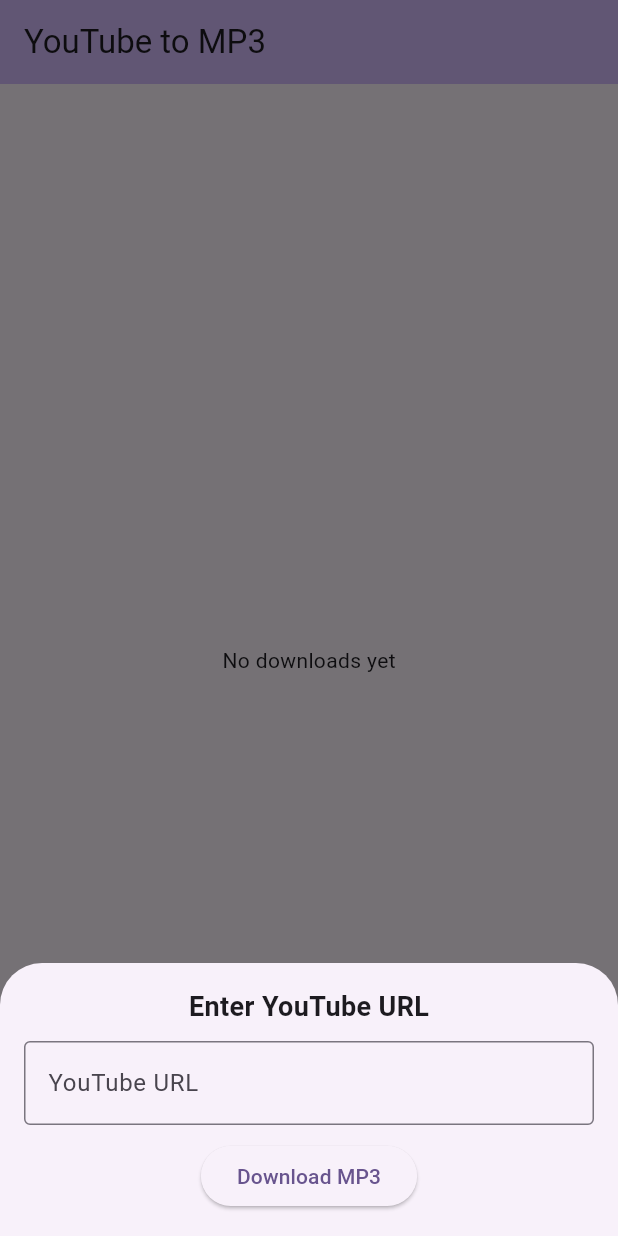
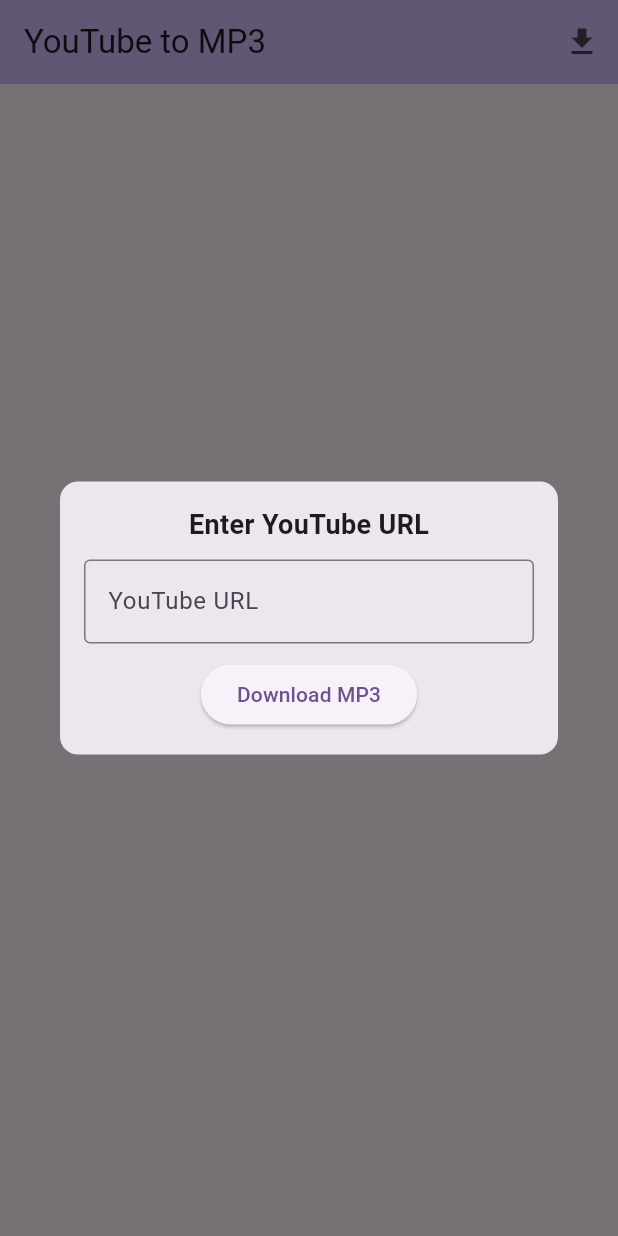
Before and after one commit to zahir248/musiclog, a Flutter app: the screen it shows after launch, after a tap on the "download" icon, on a phone screen of 412 x 824 dp. Run offline on Flutter 3.47's test engine with Material 3 defaults, Android fonts, the phone set to English and light mode, and no system bars; our stand-ins replace audioplayers, dio, permission_handler, shared_preferences.

Commit message:
add loading downloading progress and sanitize filename

```diff
--- a/lib/view/home_page.dart
+++ b/lib/view/home_page.dart
@@ -1,10 +1,10 @@
 import 'package:flutter/material.dart';
-import 'package:http/http.dart' as http;
 import 'dart:io';
 import 'package:path_provider/path_provider.dart';
 import 'package:audioplayers/audioplayers.dart';
 import 'package:permission_handler/permission_handler.dart';
 import 'package:shared_preferences/shared_preferences.dart';
+import 'package:dio/dio.dart';
 
 class HomePage extends StatefulWidget {
   const HomePage({super.key});
@@ -20,6 +20,8 @@ class _HomePageState extends State<HomePage> {
   bool _repeatMode = false; // Flag to track repeat mode
   final AudioPlayer _audioPlayer = AudioPlayer();
   List<Map<String, String>> _downloadedFiles = [];
+
+  double _downloadProgress = 0.0;
 
   // Track current playing song
   Map<String, String>? _currentSong;
@@ -150,7 +152,7 @@ class _HomePageState extends State<HomePage> {
       return;
     }
 
-    // Request permissions first (for Android)
+    // Request storage permissions for Android
     if (Platform.isAndroid) {
       var status = await Permission.storage.status;
       if (!status.isGranted) {
@@ -164,48 +166,63 @@ class _HomePageState extends State<HomePage> {
 
     setState(() {
       _isLoading = true;
+      _downloadProgress = 0.0; // Reset progress
     });
 
     try {
       var apiUrl = "http://192.168.0.4:8000/api/download-mp3";
-      var response = await http.post(
-        Uri.parse(apiUrl),
-        body: {"url": youtubeUrl},
+
+      Dio dio = Dio();
+
+      // Make request to get the file
+      var response = await dio.post(
+        apiUrl,
+        data: {"url": youtubeUrl},
+        options: Options(
+          responseType: ResponseType.stream,
+          headers: {
+            'Accept': 'application/json',
+            'Content-Type': 'application/x-www-form-urlencoded',
+          },
+        ),
+        onReceiveProgress: (received, total) {
+          if (total != -1) {
+            setState(() {
+              _downloadProgress = received / total;
+            });
+          }
+        },
       );
 
-      debugPrint("Response status: ${response.statusCode}");
-
-      if (response.statusCode == 200) {
-        String fileName = "downloaded_audio.mp3";
-        String? contentDisposition = response.headers["content-disposition"];
-        if (contentDisposition != null && contentDisposition.contains("filename=")) {
-          fileName = contentDisposition.split("filename=")[1].replaceAll("\"", "");
-        }
+      // Get and sanitize filename
+      String fileName = _extractFileName(response);
+      fileName = _sanitizeFileName(fileName); // Ensure valid filename
 
       // Create app folder in device storage
       Directory? directory;
 
       if (Platform.isAndroid) {
-          // For Android: Use the Download directory
         directory = Directory('/storage/emulated/0/Download/YTtoMP3');
-
-          // Alternative approach using getExternalStorageDirectory
-          // directory = await getExternalStorageDirectory();
-          // directory = Directory('${directory!.path}/YTtoMP3');
       } else if (Platform.isIOS) {
-          // For iOS: Use the Documents directory
         directory = await getApplicationDocumentsDirectory();
         directory = Directory('${directory.path}/YTtoMP3');
       }
 
-        // Create the directory if it doesn't exist
+      // Create directory if it doesn't exist
       if (!(await directory!.exists())) {
         await directory.create(recursive: true);
       }
 
       String filePath = "${directory.path}/$fileName";
       File file = File(filePath);
-        await file.writeAsBytes(response.bodyBytes);
+
+      // Write the file with progress tracking
+      List<int> bytes = [];
+      await for (var chunk in response.data.stream) {
+        bytes.addAll(chunk);
+      }
+
+      await file.writeAsBytes(bytes);
 
       setState(() {
         if (_audioPlayer.state != PlayerState.playing) {
@@ -213,6 +230,7 @@ class _HomePageState extends State<HomePage> {
         }
         _downloadedFiles.add({"name": fileName, "path": filePath});
         _isLoading = false;
+        _downloadProgress = 1.0; // Complete
       });
 
       // Save the updated list to preferences
@@ -221,9 +239,6 @@ class _HomePageState extends State<HomePage> {
       _urlController.clear();
 
       _showMessage("Download complete! File saved to ${directory.path}");
-      } else {
-        _showMessage("Failed to convert. Please try again.");
-      }
     } catch (e) {
       debugPrint("Error: $e");
       _showMessage("Error: $e");
@@ -232,6 +247,29 @@ class _HomePageState extends State<HomePage> {
         _isLoading = false;
       });
     }
+  }
+
+  String _extractFileName(Response response) {
+    String defaultFileName = "downloaded_audio.mp3";
+    String? contentDisposition = response.headers.value("content-disposition");
+
+    if (contentDisposition != null && contentDisposition.contains("filename=")) {
+      // Correct regex: Handles both UTF-8 and standard filenames
+      RegExp regExp = RegExp(r'filename\*?=(?:utf-8\\|")?([^";]+)');
+      Match? match = regExp.firstMatch(contentDisposition);
+
+      if (match != null && match.group(1) != null) {
+        return Uri.decodeFull(match.group(1)!.replaceAll('"', '').replaceAll("'", ""));
+      }
+    }
+    return defaultFileName;
+  }
+
+  String _sanitizeFileName(String fileName) {
+    return fileName
+        .replaceAll(RegExp(r'[<>:"/\\|?*;]'), '') // Remove invalid characters
+        .replaceAll(RegExp(r'\s+'), ' ') // Replace multiple spaces with a single space
+        .trim();
   }
 
   Future<void> _renameFile(Map<String, String> file, String newTitle) async {
@@ -630,10 +668,55 @@ class _HomePageState extends State<HomePage> {
 
   @override
   Widget build(BuildContext context) {
-    return Scaffold(
+    return Stack(
+      children: [
+        Scaffold(
           appBar: AppBar(
             backgroundColor: Theme.of(context).colorScheme.inversePrimary,
             title: const Text('YouTube to MP3'),
+            actions: [
+              IconButton(
+                icon: const Icon(Icons.download),
+                onPressed: () {
+                  showDialog(
+                    context: context,
+                    builder: (context) {
+                      return Dialog(
+                        shape: RoundedRectangleBorder(borderRadius: BorderRadius.circular(12.0)), // Optional: Rounded corners
+                        child: Padding(
+                          padding: const EdgeInsets.all(16.0),
+                          child: Column(
+                            mainAxisSize: MainAxisSize.min,
+                            children: [
+                              const Text(
+                                "Enter YouTube URL",
+                                style: TextStyle(fontSize: 18, fontWeight: FontWeight.bold),
+                              ),
+                              const SizedBox(height: 10),
+                              TextField(
+                                controller: _urlController,
+                                decoration: const InputDecoration(
+                                  labelText: "YouTube URL",
+                                  border: OutlineInputBorder(),
+                                ),
+                              ),
+                              const SizedBox(height: 10),
+                              ElevatedButton(
+                                onPressed: () {
+                                  Navigator.pop(context);
+                                  _convertToMp3();
+                                },
+                                child: const Text("Download MP3"),
+                              ),
+                            ],
+                          ),
+                        ),
+                      );
+                    },
+                  );
+                },
+              ),
+            ],
           ),
           body: Padding(
             padding: const EdgeInsets.all(16.0),
@@ -677,7 +760,8 @@ class _HomePageState extends State<HomePage> {
                                   builder: (BuildContext context) {
                                     return AlertDialog(
                                       title: const Text("Confirm Delete"),
-                                  content: Text("Are you sure you want to delete ${_downloadedFiles[index]['name']}?"),
+                                      content: Text(
+                                          "Are you sure you want to delete ${_downloadedFiles[index]['name']}?"),
                                       actions: [
                                         TextButton(
                                           onPressed: () => Navigator.of(context).pop(false),
@@ -709,50 +793,31 @@ class _HomePageState extends State<HomePage> {
               ],
             ),
           ),
-      floatingActionButton: FloatingActionButton(
-        onPressed: () {
-          showModalBottomSheet(
-            context: context,
-            isScrollControlled: true,
-            builder: (context) {
-              return Padding(
-                padding: MediaQuery.of(context).viewInsets,
-                child: SingleChildScrollView(
-                  child: Container(
-                    padding: const EdgeInsets.all(16),
+        ),
+
+        // Loading overlay with progress
+        if (_isLoading)
+          Container(
+            color: Colors.black.withOpacity(0.5),
+            child: Center(
               child: Column(
                 mainAxisSize: MainAxisSize.min,
                 children: [
-                        const Text(
-                          "Enter YouTube URL",
-                          style: TextStyle(fontSize: 18, fontWeight: FontWeight.bold),
+                  CircularProgressIndicator(
+                    value: _downloadProgress > 0 ? _downloadProgress : null,
+                    valueColor: const AlwaysStoppedAnimation<Color>(Colors.white),
+                    strokeWidth: 5,
                   ),
-                        const SizedBox(height: 10),
-                        TextField(
-                          controller: _urlController,
-                          decoration: const InputDecoration(
-                            labelText: "YouTube URL",
-                            border: OutlineInputBorder(),
-                          ),
-                        ),
-                        const SizedBox(height: 10),
-                        ElevatedButton(
-                          onPressed: () {
-                            Navigator.pop(context);
-                            _convertToMp3();
-                          },
-                          child: const Text("Download MP3"),
+                  const SizedBox(height: 20),
+                  Text(
+                    "Downloading... ${(_downloadProgress * 100).toStringAsFixed(1)}%",
+                    style: const TextStyle(color: Colors.white, fontSize: 16),
                   ),
                 ],
               ),
             ),
           ),
-              );
-            },
-          );
-        },
-        child: const Icon(Icons.download),
-      ),
+      ],
     );
   }
 }
--- a/pubspec.yaml
+++ b/pubspec.yaml
@@ -33,6 +33,7 @@ dependencies:
   http: ^1.3.0
   open_file: ^3.2.1
   path_provider: ^2.1.5
+  dio: ^5.3.2
 
   # The following adds the Cupertino Icons font to your application.
   # Use with the CupertinoIcons class for iOS style icons.
```
Also changed, not shown: pubspec.lock. Lines whose indentation alone changed are shown as unchanged.
